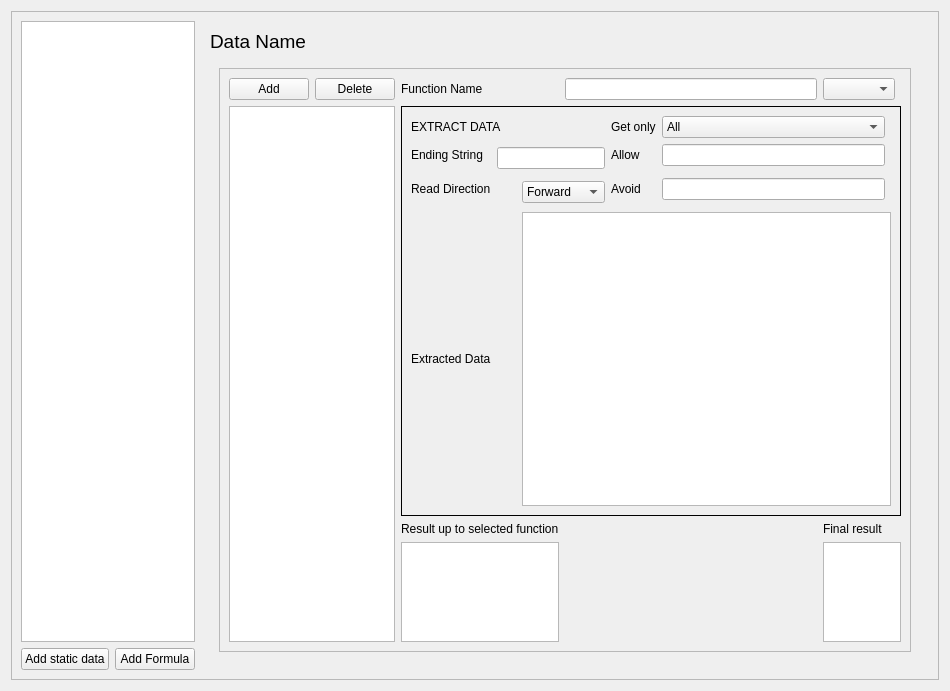
First picture: the form in ui/PEsquemaPage.ui, repository icampsi/FindWhat, before the edit.
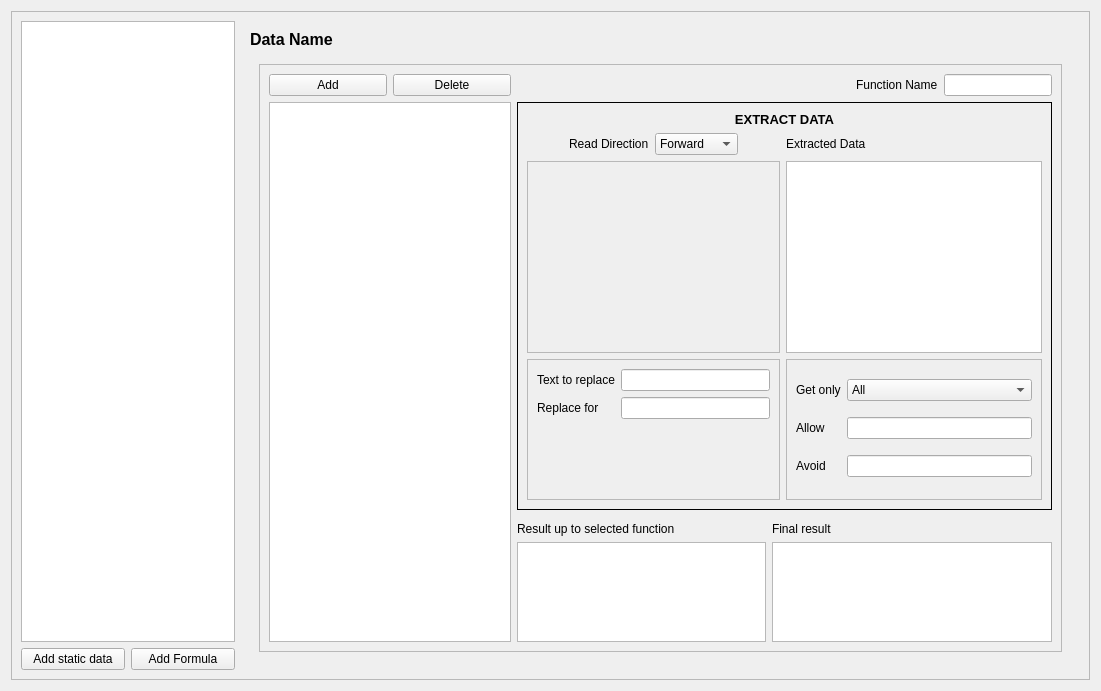
Second picture: the form after the edit. The open tabs and pages were chosen to show the change. Custom widgets are drawn as their Qt base class.

Commit message: Added functinoality for multiple pages, improved extraction mechanism, basic view menu and minor ui improvements

```diff
--- a/ui/PEsquemaPage.ui
+++ b/ui/PEsquemaPage.ui
@@ -6,7 +6,7 @@
    <rect>
     <x>0</x>
     <y>0</y>
-    <width>846</width>
+    <width>1101</width>
     <height>691</height>
    </rect>
   </property>
@@ -90,7 +90,7 @@
              </font>
             </property>
             <property name="text">
-             <string>Data Name</string>
+             <string>&lt;html&gt;&lt;head/&gt;&lt;body&gt;&lt;p&gt;&lt;span style=&quot; font-size:12pt; font-weight:700;&quot;&gt;Data Name&lt;/span&gt;&lt;/p&gt;&lt;/body&gt;&lt;/html&gt;</string>
             </property>
            </widget>
           </item>
@@ -125,6 +125,66 @@
                  <enum>QFrame::Raised</enum>
                 </property>
                 <layout class="QGridLayout" name="gridLayout_9">
+                 <item row="3" column="2">
+                  <widget class="QLabel" name="label_3">
+                   <property name="text">
+                    <string>Result up to selected function</string>
+                   </property>
+                  </widget>
+                 </item>
+                 <item row="0" column="1">
+                  <widget class="QPushButton" name="pushButton_deleteFunctin">
+                   <property name="text">
+                    <string>Delete</string>
+                   </property>
+                  </widget>
+                 </item>
+                 <item row="1" column="0" rowspan="4" colspan="2">
+                  <widget class="QListWidget" name="listWidget_formula">
+                   <property name="sizePolicy">
+                    <sizepolicy hsizetype="Expanding" vsizetype="Expanding">
+                     <horstretch>0</horstretch>
+                     <verstretch>0</verstretch>
+                    </sizepolicy>
+                   </property>
+                   <property name="minimumSize">
+                    <size>
+                     <width>40</width>
+                     <height>40</height>
+                    </size>
+                   </property>
+                   <property name="maximumSize">
+                    <size>
+                     <width>16777215</width>
+                     <height>16777215</height>
+                    </size>
+                   </property>
+                   <property name="editTriggers">
+                    <set>QAbstractItemView::NoEditTriggers</set>
+                   </property>
+                   <property name="dragDropMode">
+                    <enum>QAbstractItemView::InternalMove</enum>
+                   </property>
+                   <property name="defaultDropAction">
+                    <enum>Qt::MoveAction</enum>
+                   </property>
+                   <property name="alternatingRowColors">
+                    <bool>true</bool>
+                   </property>
+                   <property name="movement">
+                    <enum>QListView::Snap</enum>
+                   </property>
+                   <property name="flow">
+                    <enum>QListView::TopToBottom</enum>
+                   </property>
+                   <property name="spacing">
+                    <number>2</number>
+                   </property>
+                   <property name="selectionRectVisible">
+                    <bool>true</bool>
+                   </property>
+                  </widget>
+                 </item>
                  <item row="0" column="0">
                   <widget class="QPushButton" name="btn_newFunction">
                    <property name="text">
@@ -132,7 +192,7 @@
                    </property>
                   </widget>
                  </item>
-                 <item row="1" column="2" colspan="5">
+                 <item row="1" column="2" colspan="7">
                   <widget class="QStackedWidget" name="stacked_editFunction">
                    <property name="enabled">
                     <bool>true</bool>
@@ -455,21 +515,29 @@
                    </widget>
                    <widget class="QWidget" name="ExtractData">
                     <layout class="QGridLayout" name="gridLayout_4">
-                     <item row="0" column="3">
-                      <widget class="QLabel" name="label_getOnly">
-                       <property name="text">
-                        <string>Get only</string>
+                     <item row="2" column="4" rowspan="2" colspan="4">
+                      <widget class="QTextEdit" name="textEdit_extractedData">
+                       <property name="enabled">
+                        <bool>true</bool>
                        </property>
-                      </widget>
-                     </item>
-                     <item row="5" column="0">
-                      <widget class="QLabel" name="label_extractedData">
-                       <property name="text">
-                        <string>Extracted Data</string>
+                       <property name="sizePolicy">
+                        <sizepolicy hsizetype="Preferred" vsizetype="Preferred">
+                         <horstretch>0</horstretch>
+                         <verstretch>0</verstretch>
+                        </sizepolicy>
                        </property>
+                       <property name="maximumSize">
+                        <size>
+                         <width>16777215</width>
+                         <height>16777215</height>
+                        </size>
+                       </property>
+                       <property name="readOnly">
+                        <bool>true</bool>
+                       </property>
                       </widget>
                      </item>
-                     <item row="3" column="2" rowspan="2">
+                     <item row="1" column="2">
                       <widget class="QComboBox" name="comboBox_readDirection">
                        <item>
                         <property name="text">
@@ -483,114 +551,162 @@
                        </item>
                       </widget>
                      </item>
-                     <item row="1" column="1" rowspan="2" colspan="2">
-                      <widget class="QLineEdit" name="lineEdit_endingString">
-                       <property name="toolTip">
-                        <string/>
-                       </property>
-                       <property name="statusTip">
-                        <string/>
-                       </property>
-                       <property name="whatsThis">
-                        <string/>
-                       </property>
-                       <property name="accessibleName">
-                        <string/>
-                       </property>
-                       <property name="accessibleDescription">
-                        <string/>
-                       </property>
-                      </widget>
-                     </item>
-                     <item row="1" column="0">
-                      <widget class="QLabel" name="label_endingString">
-                       <property name="text">
-                        <string>Ending String</string>
-                       </property>
-                      </widget>
-                     </item>
-                     <item row="5" column="2" colspan="4">
-                      <widget class="QTextEdit" name="textEdit_extractedData">
-                       <property name="enabled">
+                     <item row="2" column="0" rowspan="2" colspan="4">
+                      <widget class="QScrollArea" name="scrollArea">
+                       <property name="widgetResizable">
                         <bool>true</bool>
                        </property>
-                       <property name="readOnly">
-                        <bool>true</bool>
-                       </property>
+                       <widget class="QWidget" name="scrollAreaWidgetContents">
+                        <property name="geometry">
+                         <rect>
+                          <x>0</x>
+                          <y>0</y>
+                          <width>275</width>
+                          <height>171</height>
+                         </rect>
+                        </property>
+                        <layout class="QVBoxLayout" name="verticalLayout_3">
+                         <item>
+                          <widget class="PEndingStringBlock" name="endingStringBlock" native="true"/>
+                         </item>
+                        </layout>
+                       </widget>
                       </widget>
                      </item>
-                     <item row="0" column="0" colspan="2">
-                      <widget class="QLabel" name="label_extractData">
+                     <item row="1" column="4">
+                      <widget class="QLabel" name="label_extractedData">
+                       <property name="sizePolicy">
+                        <sizepolicy hsizetype="Fixed" vsizetype="Fixed">
+                         <horstretch>0</horstretch>
+                         <verstretch>0</verstretch>
+                        </sizepolicy>
+                       </property>
                        <property name="text">
-                        <string>EXTRACT DATA</string>
+                        <string>Extracted Data</string>
                        </property>
                       </widget>
                      </item>
-                     <item row="3" column="0" colspan="2">
+                     <item row="1" column="1">
                       <widget class="QLabel" name="label_readDirection">
+                       <property name="sizePolicy">
+                        <sizepolicy hsizetype="Preferred" vsizetype="Fixed">
+                         <horstretch>0</horstretch>
+                         <verstretch>0</verstretch>
+                        </sizepolicy>
+                       </property>
                        <property name="text">
                         <string>Read Direction</string>
                        </property>
                       </widget>
                      </item>
-                     <item row="0" column="4">
-                      <widget class="QComboBox" name="comboBox_typeOfData">
-                       <item>
-                        <property name="text">
-                         <string>All</string>
-                        </property>
-                       </item>
-                       <item>
-                        <property name="text">
-                         <string>Numbers</string>
-                        </property>
-                       </item>
-                       <item>
-                        <property name="text">
-                         <string>Letters</string>
-                        </property>
-                       </item>
-                      </widget>
-                     </item>
-                     <item row="1" column="3">
-                      <widget class="QLabel" name="label_allow">
+                     <item row="0" column="0" colspan="8">
+                      <widget class="QLabel" name="label_extractData">
+                       <property name="sizePolicy">
+                        <sizepolicy hsizetype="Preferred" vsizetype="Fixed">
+                         <horstretch>0</horstretch>
+                         <verstretch>0</verstretch>
+                        </sizepolicy>
+                       </property>
                        <property name="text">
-                        <string>Allow</string>
+                        <string>&lt;html&gt;&lt;head/&gt;&lt;body&gt;&lt;p align=&quot;center&quot;&gt;&lt;span style=&quot; font-size:10pt; font-weight:700;&quot;&gt;EXTRACT DATA&lt;/span&gt;&lt;/p&gt;&lt;/body&gt;&lt;/html&gt;</string>
                        </property>
                       </widget>
                      </item>
-                     <item row="1" column="4">
-                      <widget class="QLineEdit" name="lineEdit_charsToAllow"/>
-                     </item>
-                     <item row="3" column="3">
-                      <widget class="QLabel" name="label_avoid">
-                       <property name="text">
-                        <string>Avoid</string>
+                     <item row="4" column="4" rowspan="2" colspan="4">
+                      <widget class="QFrame" name="frame_2">
+                       <property name="frameShape">
+                        <enum>QFrame::StyledPanel</enum>
                        </property>
+                       <property name="frameShadow">
+                        <enum>QFrame::Raised</enum>
+                       </property>
+                       <layout class="QGridLayout" name="gridLayout_11">
+                        <item row="1" column="1">
+                         <widget class="QLineEdit" name="lineEdit_charsToAllow"/>
+                        </item>
+                        <item row="1" column="0">
+                         <widget class="QLabel" name="label_allow">
+                          <property name="text">
+                           <string>Allow</string>
+                          </property>
+                         </widget>
+                        </item>
+                        <item row="2" column="0">
+                         <widget class="QLabel" name="label_avoid">
+                          <property name="text">
+                           <string>Avoid</string>
+                          </property>
+                         </widget>
+                        </item>
+                        <item row="2" column="1">
+                         <widget class="QLineEdit" name="lineEdit_charsToAvoid"/>
+                        </item>
+                        <item row="0" column="0">
+                         <widget class="QLabel" name="label_getOnly">
+                          <property name="text">
+                           <string>Get only</string>
+                          </property>
+                         </widget>
+                        </item>
+                        <item row="0" column="1">
+                         <widget class="QComboBox" name="comboBox_typeOfData">
+                          <item>
+                           <property name="text">
+                            <string>All</string>
+                           </property>
+                          </item>
+                          <item>
+                           <property name="text">
+                            <string>Numbers</string>
+                           </property>
+                          </item>
+                          <item>
+                           <property name="text">
+                            <string>Letters</string>
+                           </property>
+                          </item>
+                         </widget>
+                        </item>
+                       </layout>
                       </widget>
                      </item>
-                     <item row="3" column="4">
-                      <widget class="QLineEdit" name="lineEdit_charsToAvoid"/>
+                     <item row="4" column="0" rowspan="2" colspan="4">
+                      <widget class="QFrame" name="frame">
+                       <property name="frameShape">
+                        <enum>QFrame::StyledPanel</enum>
+                       </property>
+                       <property name="frameShadow">
+                        <enum>QFrame::Raised</enum>
+                       </property>
+                       <layout class="QFormLayout" name="formLayout_2">
+                        <item row="0" column="0">
+                         <widget class="QLabel" name="label_toReplace">
+                          <property name="text">
+                           <string>Text to replace</string>
+                          </property>
+                         </widget>
+                        </item>
+                        <item row="0" column="1">
+                         <widget class="QLineEdit" name="lineEdit_toReplace"/>
+                        </item>
+                        <item row="1" column="0">
+                         <widget class="QLabel" name="label_replaceFor">
+                          <property name="text">
+                           <string>Replace for</string>
+                          </property>
+                         </widget>
+                        </item>
+                        <item row="1" column="1">
+                         <widget class="QLineEdit" name="lineEdit_replaceFor"/>
+                        </item>
+                       </layout>
+                      </widget>
                      </item>
                     </layout>
                    </widget>
                   </widget>
                  </item>
-                 <item row="2" column="2" colspan="2">
-                  <widget class="QLabel" name="label_3">
-                   <property name="text">
-                    <string>Result up to selected function</string>
-                   </property>
-                  </widget>
-                 </item>
-                 <item row="2" column="5">
-                  <widget class="QLabel" name="label_finalResult">
-                   <property name="text">
-                    <string>Final result</string>
-                   </property>
-                  </widget>
-                 </item>
-                 <item row="3" column="2" colspan="2">
+                 <item row="4" column="2">
                   <widget class="QPlainTextEdit" name="plainTextEdit_resultToSelectedFunction">
                    <property name="maximumSize">
                     <size>
@@ -603,88 +719,51 @@
                    </property>
                   </widget>
                  </item>
-                 <item row="3" column="5" colspan="2">
-                  <widget class="QTextEdit" name="textEdit_finalResult">
-                   <property name="maximumSize">
-                    <size>
-                     <width>16777215</width>
-                     <height>100</height>
-                    </size>
-                   </property>
-                   <property name="readOnly">
-                    <bool>true</bool>
-                   </property>
-                  </widget>
-                 </item>
-                 <item row="0" column="1">
-                  <widget class="QPushButton" name="pushButton_deleteFunctin">
-                   <property name="text">
-                    <string>Delete</string>
-                   </property>
-                  </widget>
-                 </item>
-                 <item row="1" column="0" rowspan="3" colspan="2">
-                  <widget class="QListWidget" name="listWidget_formula">
-                   <property name="sizePolicy">
-                    <sizepolicy hsizetype="Expanding" vsizetype="Expanding">
-                     <horstretch>0</horstretch>
-                     <verstretch>0</verstretch>
-                    </sizepolicy>
-                   </property>
-                   <property name="minimumSize">
-                    <size>
-                     <width>40</width>
-                     <height>40</height>
-                    </size>
-                   </property>
-                   <property name="maximumSize">
-                    <size>
-                     <width>16777215</width>
-                     <height>16777215</height>
-                    </size>
-                   </property>
-                   <property name="editTriggers">
-                    <set>QAbstractItemView::NoEditTriggers</set>
-                   </property>
-                   <property name="dragDropMode">
-                    <enum>QAbstractItemView::InternalMove</enum>
-                   </property>
-                   <property name="defaultDropAction">
-                    <enum>Qt::MoveAction</enum>
-                   </property>
-                   <property name="alternatingRowColors">
-                    <bool>true</bool>
-                   </property>
-                   <property name="movement">
-                    <enum>QListView::Snap</enum>
-                   </property>
-                   <property name="flow">
-                    <enum>QListView::TopToBottom</enum>
-                   </property>
-                   <property name="spacing">
-                    <number>2</number>
-                   </property>
-                   <property name="selectionRectVisible">
-                    <bool>true</bool>
-                   </property>
-                  </widget>
-                 </item>
-                 <item row="0" column="4">
+                 <item row="0" column="8">
                   <widget class="QLineEdit" name="lineEdit_functionName">
+                   <property name="sizePolicy">
+                    <sizepolicy hsizetype="Fixed" vsizetype="Fixed">
+                     <horstretch>0</horstretch>
+                     <verstretch>0</verstretch>
+                    </sizepolicy>
+                   </property>
                    <property name="maxLength">
                     <number>20</number>
                    </property>
                   </widget>
                  </item>
-                 <item row="0" column="2" colspan="2">
+                 <item row="0" column="7">
                   <widget class="QLabel" name="label_functionName">
+                   <property name="sizePolicy">
+                    <sizepolicy hsizetype="Fixed" vsizetype="Preferred">
+                     <horstretch>0</horstretch>
+                     <verstretch>0</verstretch>
+                    </sizepolicy>
+                   </property>
                    <property name="text">
                     <string>Function Name</string>
                    </property>
                   </widget>
                  </item>
-                 <item row="0" column="5">
-                  <widget class="QComboBox" name="comboBox_pageToAct"/>
+                 <item row="3" column="3">
+                  <widget class="QLabel" name="label_finalResult">
+                   <property name="text">
+                    <string>Final result</string>
+                   </property>
+                  </widget>
+                 </item>
+                 <item row="4" column="3" colspan="6">
+                  <widget class="QTextEdit" name="textEdit_finalResult">
+                   <property name="maximumSize">
+                    <size>
+                     <width>16777215</width>
+                     <height>100</height>
+                    </size>
+                   </property>
+                   <property name="readOnly">
+                    <bool>true</bool>
+                   </property>
+                  </widget>
                  </item>
                 </layout>
                </widget>
@@ -708,6 +787,12 @@
    <extends>QTreeView</extends>
    <header>wesquematreeview.h</header>
   </customwidget>
+  <customwidget>
+   <class>PEndingStringBlock</class>
+   <extends>QWidget</extends>
+   <header>PEndingStringBlock.h</header>
+   <container>1</container>
+  </customwidget>
  </customwidgets>
  <resources/>
  <connections/>
```
Left out of the diff: 201 changed lines with no effect on the pictures. The commit also changes 53 other files.
